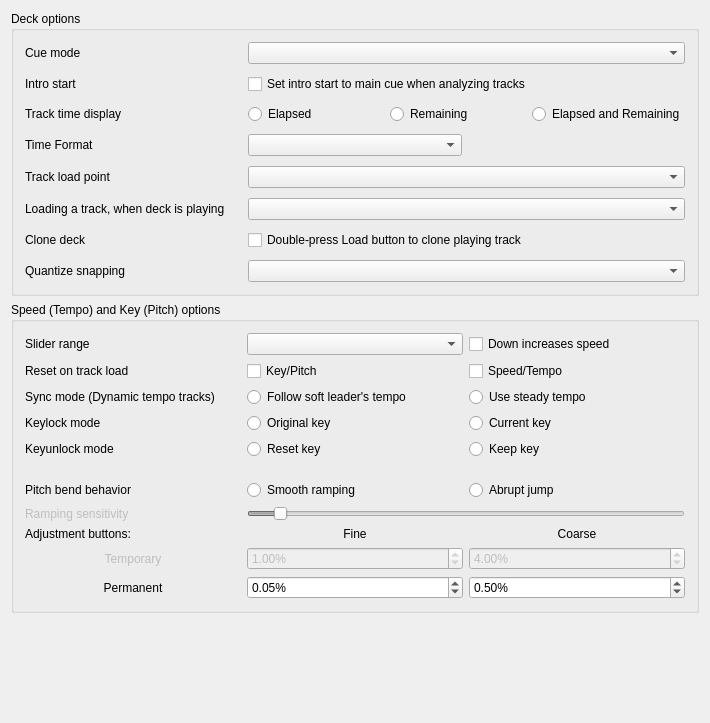
Old version of the form src/preferences/dialog/dlgprefdeckdlg.ui in the repository PredellaN/mixxx.
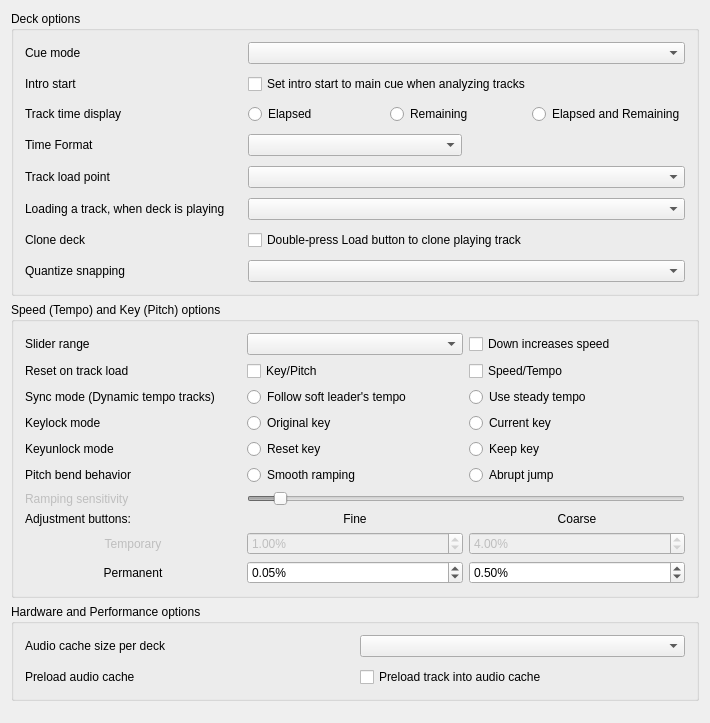
New version of the form.

Commit message: feat: add cache size and preloading to cache settings

Diff of the .ui file:
```diff
--- a/src/preferences/dialog/dlgprefdeckdlg.ui
+++ b/src/preferences/dialog/dlgprefdeckdlg.ui
@@ -657,6 +657,58 @@
     </widget>
    </item>
    <item row="2" column="0">
+    <widget class="QGroupBox" name="groupBoxHardwarePerformanceOptions">
+     <property name="title">
+      <string>Hardware and Performance options</string>
+     </property>
+     <layout class="QGridLayout" name="gridLayoutHardwarePerformance">
+      <property name="spacing">
+       <number>10</number>
+      </property>
+      <item row="0" column="0">
+       <widget class="QLabel" name="labelCachedChunks">
+        <property name="text">
+         <string>Audio cache size per deck</string>
+        </property>
+        <property name="buddy">
+         <cstring>comboBoxCachedChunks</cstring>
+        </property>
+       </widget>
+      </item>
+      <item row="0" column="1">
+       <widget class="QComboBox" name="comboBoxCachedChunks">
+        <property name="toolTip">
+         <string>Amount of decoded audio kept in RAM for each track or stem channel loaded on a deck .
+Higher values use more memory and allow larger seeking distances without cache misses.
+Requires restarting Mixxx to take effect.</string>
+        </property>
+       </widget>
+      </item>
+      <item row="1" column="0">
+       <widget class="QLabel" name="labelPreloadCache">
+        <property name="text">
+         <string>Preload audio cache</string>
+        </property>
+        <property name="buddy">
+         <cstring>checkBoxPreloadCache</cstring>
+        </property>
+       </widget>
+      </item>
+      <item row="1" column="1">
+       <widget class="QCheckBox" name="checkBoxPreloadCache">
+        <property name="toolTip">
+         <string>Gradually preload the track from the beginning into the audio cache without waiting for playback to reach it, until the cache is full or the entire track is cached.
+Requires restarting Mixxx to take effect.</string>
+        </property>
+        <property name="text">
+         <string>Preload track into audio cache</string>
+        </property>
+       </widget>
+      </item>
+     </layout>
+    </widget>
+   </item>
+   <item row="3" column="0">
     <spacer name="verticalSpacer2">
      <property name="orientation">
       <enum>Qt::Vertical</enum>
```
Left out of the diff: 2 changed lines with no effect on the pictures. The commit also changes 4 other files.
